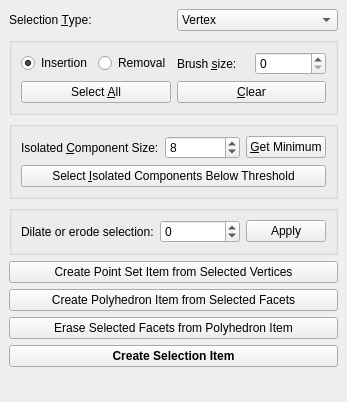
Above: demo/Polyhedron/Selection_widget.ui from CGAL/releases before the change. Below: the same form after it.
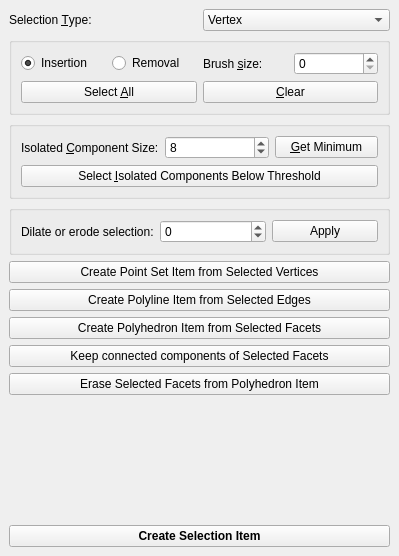
That is the form after the change.

What changed in the file:
```diff
--- a/demo/Polyhedron/Selection_widget.ui
+++ b/demo/Polyhedron/Selection_widget.ui
@@ -6,8 +6,8 @@
    <rect>
     <x>0</x>
     <y>0</y>
-    <width>334</width>
-    <height>402</height>
+    <width>399</width>
+    <height>556</height>
    </rect>
   </property>
   <property name="windowTitle">
@@ -220,6 +220,13 @@
       </property>
      </widget>
     </item>
+    <item>
+     <widget class="QPushButton" name="Create_polyline_item_button">
+      <property name="text">
+       <string>Create Polyline Item from Selected Edges</string>
+      </property>
+     </widget>
+    </item>
     <item>
      <widget class="QPushButton" name="Create_polyhedron_item_button">
       <property name="text">
@@ -227,6 +234,16 @@
       </property>
      </widget>
     </item>
+    <item>
+     <widget class="QPushButton" name="Keep_connected_components_button">
+      <property name="toolTip">
+       <string extracomment="from selected facets"/>
+      </property>
+      <property name="text">
+       <string>Keep connected components of Selected Facets</string>
+      </property>
+     </widget>
+    </item>
     <item>
      <widget class="QPushButton" name="Erase_selected_facets_button">
       <property name="text">
@@ -234,19 +251,6 @@
       </property>
      </widget>
     </item>
-    <item>
-     <widget class="QPushButton" name="Create_selection_item_button">
-      <property name="font">
-       <font>
-        <weight>75</weight>
-        <bold>true</bold>
-       </font>
-      </property>
-      <property name="text">
-       <string>Create Selection Item</string>
-      </property>
-     </widget>
-    </item>
     <item>
      <spacer name="verticalSpacer">
       <property name="orientation">
@@ -260,6 +264,19 @@
       </property>
      </spacer>
     </item>
+    <item>
+     <widget class="QPushButton" name="Create_selection_item_button">
+      <property name="font">
+       <font>
+        <weight>75</weight>
+        <bold>true</bold>
+       </font>
+      </property>
+      <property name="text">
+       <string>Create Selection Item</string>
+      </property>
+     </widget>
+    </item>
    </layout>
   </widget>
  </widget>
```
